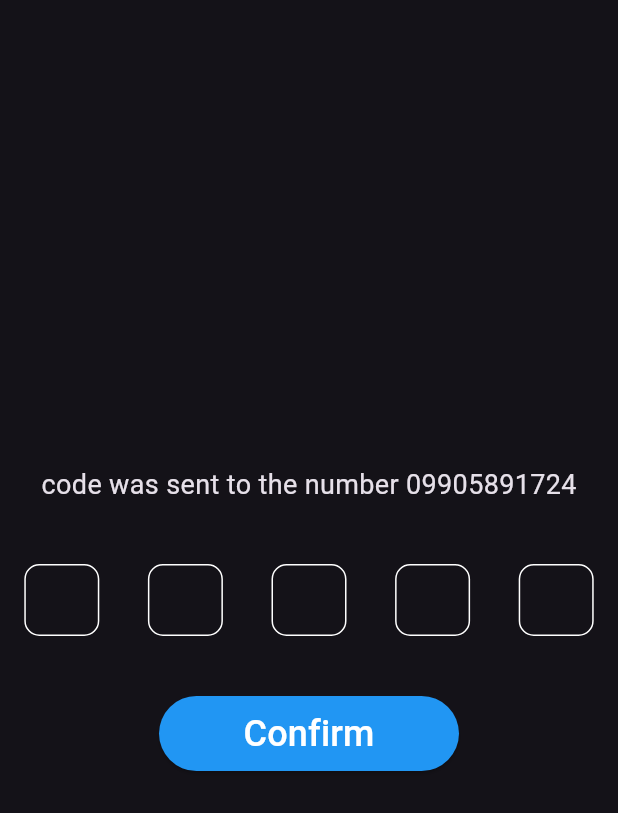
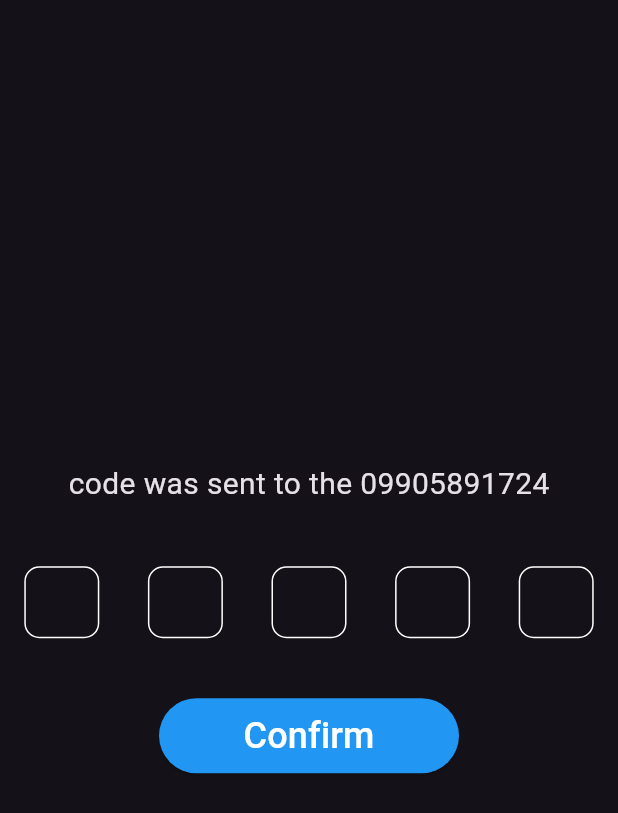
Before and after one commit to Ho3einTahan/V2rayApplication, a Flutter app: the screen it shows after launch, on a phone screen of 412 x 824 dp. Shown: the top 813 px of the screen. Run offline on Flutter 3.47's test engine with Material 3 defaults, Android fonts, the phone set to English and light mode, and no system bars; drawn by our look-alikes of otp_text_field; our stand-ins replace avatar_glow, bloc, dartz, dio, equatable, flutter_bloc and 1 more; missing offline and left inert: flutter_v2ray, sms_consent_for_otp_autofill.

Commit message:
Update  veryfication-screen.dart

```diff
--- a/lib/view/screen/veryfication-screen.dart
+++ b/lib/view/screen/veryfication-screen.dart
@@ -69,8 +69,8 @@ class _VerificationScreenState extends State<VerificationScreen> {
           children: <Widget>[
             const Center(
               child: Text(
-                "code was sent to the number 09905891724",
-                style: TextStyle(fontSize: 18),
+                "code was sent to the 09905891724",
+                style: TextStyle(fontSize: 20),
               ),
             ),
             const Padding(padding: EdgeInsets.all(20)),
```
